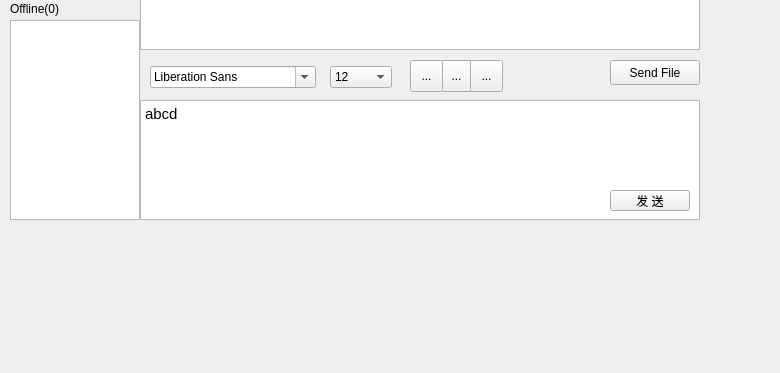
First picture: the form in Client/mainwindow.ui, repository lirunquan/TCPChat, before the edit; both pictures show x 0 to 780 and y 240 to 613 of the 1004 by 613 pixel window.
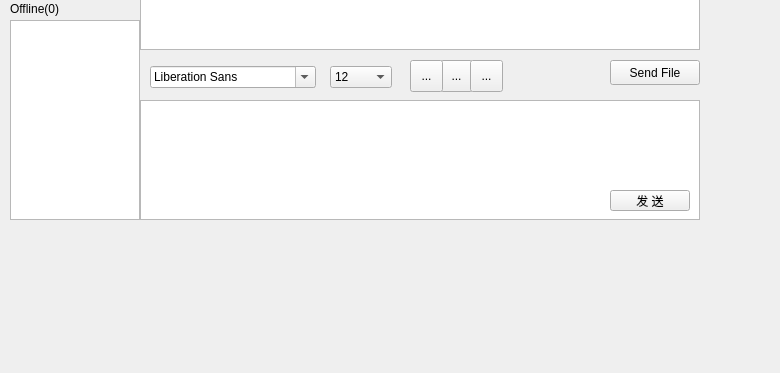
Second picture: the form after the edit. Icons and pictures are not drawn.

Patch:
```diff
--- a/Client/mainwindow.ui
+++ b/Client/mainwindow.ui
@@ -645,7 +645,7 @@
 &lt;html&gt;&lt;head&gt;&lt;meta name=&quot;qrichtext&quot; content=&quot;1&quot; /&gt;&lt;style type=&quot;text/css&quot;&gt;
 p, li { white-space: pre-wrap; }
 &lt;/style&gt;&lt;/head&gt;&lt;body style=&quot; font-family:'Ubuntu'; font-size:11pt; font-weight:400; font-style:normal;&quot;&gt;
-&lt;p style=&quot; margin-top:0px; margin-bottom:0px; margin-left:0px; margin-right:0px; -qt-block-indent:0; text-indent:0px;&quot;&gt;abcd&lt;/p&gt;&lt;/body&gt;&lt;/html&gt;</string>
+&lt;p style=&quot;-qt-paragraph-type:empty; margin-top:0px; margin-bottom:0px; margin-left:0px; margin-right:0px; -qt-block-indent:0; text-indent:0px;&quot;&gt;&lt;br /&gt;&lt;/p&gt;&lt;/body&gt;&lt;/html&gt;</string>
      </property>
     </widget>
     <widget class="QToolButton" name="italicButton">
```
